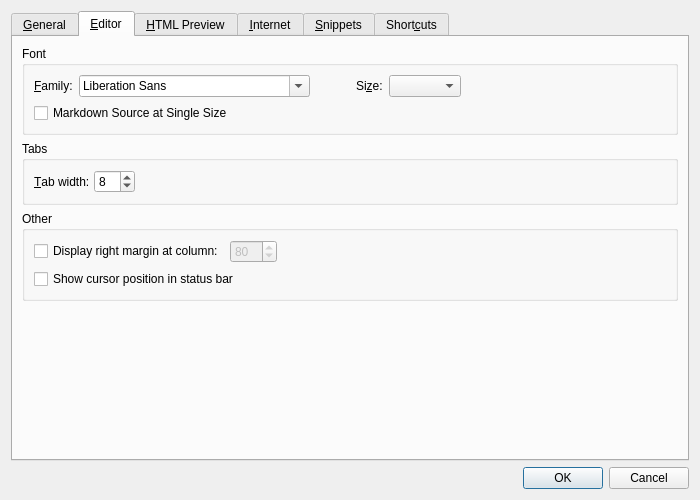
Before: the Qt Designer form app/optionsdialog.ui in shunf4/CuteMarkEd-NG, drawn with Qt 5.
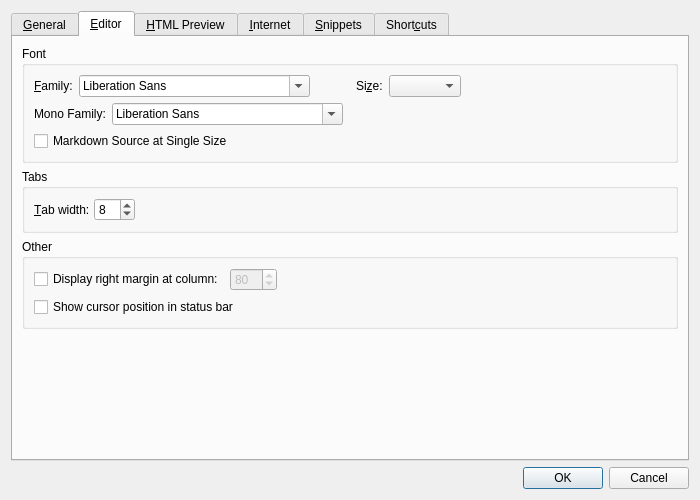
After: the same form once the commit is applied. The open tabs and pages were chosen to show the change.

Commit message: feat: allow setting editor monospace font

The edit to the form file:
```diff
--- a/app/optionsdialog.ui
+++ b/app/optionsdialog.ui
@@ -186,6 +186,33 @@
             </item>
            </layout>
           </item>
+          <item>
+           <layout class="QHBoxLayout" name="horizontalLayout_6">
+            <item>
+             <widget class="QLabel" name="monoFamilyLabel">
+              <property name="text">
+               <string>Mono Family:</string>
+              </property>
+             </widget>
+            </item>
+            <item>
+             <widget class="QFontComboBox" name="monoFontComboBox"/>
+            </item>
+            <item>
+             <spacer name="horizontalSpacer_8">
+              <property name="orientation">
+               <enum>Qt::Horizontal</enum>
+              </property>
+              <property name="sizeHint" stdset="0">
+               <size>
+                <width>40</width>
+                <height>20</height>
+               </size>
+              </property>
+             </spacer>
+            </item>
+           </layout>
+          </item>
           <item>
            <widget class="QCheckBox" name="sourceSingleSizedCheckBox">
             <property name="text">
```
Left out of the diff: 2 changed lines with no effect on the pictures. The commit also changes 6 other files.
